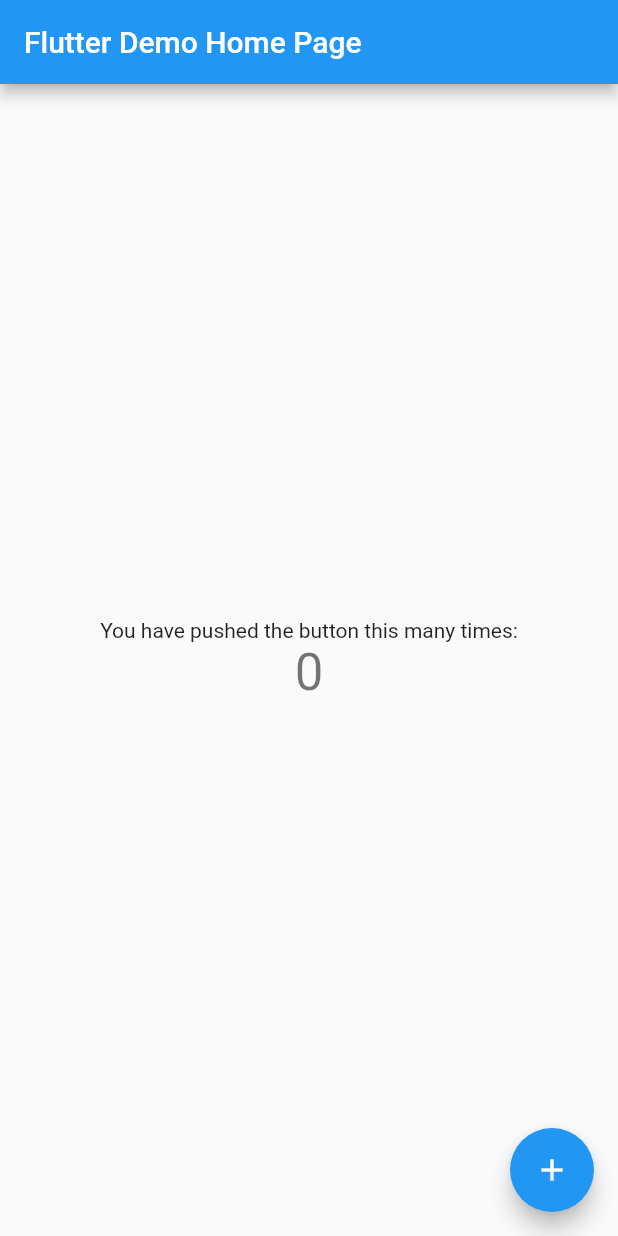
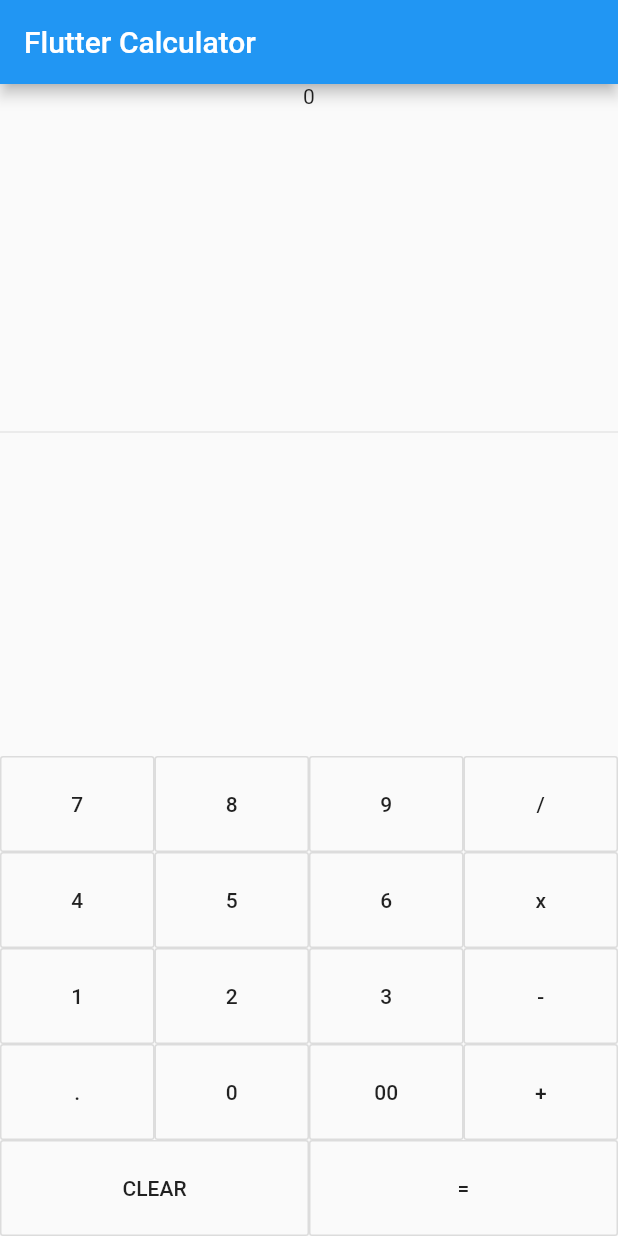
Before and after one commit to sadiqmmm/flutter-calculator, a Flutter app: the screen it shows after launch, on a phone screen of 412 x 824 dp. Run offline on Flutter 3.47's test engine with Material 2 defaults, Android fonts, the phone set to English and light mode, and no system bars.

Commit message:
Add btns

```diff
--- a/lib/main.dart
+++ b/lib/main.dart
@@ -7,35 +7,17 @@ class MyApp extends StatelessWidget {
   @override
   Widget build(BuildContext context) {
     return MaterialApp(
-      title: 'Flutter Demo',
+      title: 'Flutter Calculator Demo',
       theme: ThemeData(
-        // This is the theme of your application.
-        //
-        // Try running your application with "flutter run". You'll see the
-        // application has a blue toolbar. Then, without quitting the app, try
-        // changing the primarySwatch below to Colors.green and then invoke
-        // "hot reload" (press "r" in the console where you ran "flutter run",
-        // or simply save your changes to "hot reload" in a Flutter IDE).
-        // Notice that the counter didn't reset back to zero; the application
-        // is not restarted.
         primarySwatch: Colors.blue,
       ),
-      home: MyHomePage(title: 'Flutter Demo Home Page'),
+      home: MyHomePage(title: 'Flutter Calculator'),
     );
   }
 }
 
 class MyHomePage extends StatefulWidget {
   MyHomePage({Key key, this.title}) : super(key: key);
-
-  // This widget is the home page of your application. It is stateful, meaning
-  // that it has a State object (defined below) that contains fields that affect
-  // how it looks.
-
-  // This class is the configuration for the state. It holds the values (in this
-  // case the title) provided by the parent (in this case the App widget) and
-  // used by the build method of the State. Fields in a Widget subclass are
-  // always marked "final".
 
   final String title;
 
@@ -44,68 +26,63 @@ class MyHomePage extends StatefulWidget {
 }
 
 class _MyHomePageState extends State<MyHomePage> {
-  int _counter = 0;
-
-  void _incrementCounter() {
-    setState(() {
-      // This call to setState tells the Flutter framework that something has
-      // changed in this State, which causes it to rerun the build method below
-      // so that the display can reflect the updated values. If we changed
-      // _counter without calling setState(), then the build method would not be
-      // called again, and so nothing would appear to happen.
-      _counter++;
-    });
+  Widget buildButton(String btnText) {
+    return Expanded(
+      child: OutlineButton(
+        padding: EdgeInsets.all(24.0),
+        child: Text(btnText),
+        onPressed: () => {},
+      ),
+    );
   }
 
   @override
   Widget build(BuildContext context) {
-    // This method is rerun every time setState is called, for instance as done
-    // by the _incrementCounter method above.
-    //
-    // The Flutter framework has been optimized to make rerunning build methods
-    // fast, so that you can just rebuild anything that needs updating rather
-    // than having to individually change instances of widgets.
     return Scaffold(
         appBar: AppBar(
-        // Here we take the value from the MyHomePage object that was created by
-        // the App.build method, and use it to set our appbar title.
           title: Text(widget.title),
         ),
-      body: Center(
-        // Center is a layout widget. It takes a single child and positions it
-        // in the middle of the parent.
+        body: Container(
           child: Column(
-          // Column is also layout widget. It takes a list of children and
-          // arranges them vertically. By default, it sizes itself to fit its
-          // children horizontally, and tries to be as tall as its parent.
-          //
-          // Invoke "debug painting" (press "p" in the console, choose the
-          // "Toggle Debug Paint" action from the Flutter Inspector in Android
-          // Studio, or the "Toggle Debug Paint" command in Visual Studio Code)
-          // to see the wireframe for each widget.
-          //
-          // Column has various properties to control how it sizes itself and
-          // how it positions its children. Here we use mainAxisAlignment to
-          // center the children vertically; the main axis here is the vertical
-          // axis because Columns are vertical (the cross axis would be
-          // horizontal).
-          mainAxisAlignment: MainAxisAlignment.center,
             children: <Widget>[
-            Text(
-              'You have pushed the button this many times:',
+              Text("0"),
+              Expanded(
+                child: Divider(),
               ),
-            Text(
-              '$_counter',
-              style: Theme.of(context).textTheme.display1,
+              Column(
+                children: <Widget>[
+                  Row(children: [
+                    buildButton("7"),
+                    buildButton("8"),
+                    buildButton("9"),
+                    buildButton("/"),
+                  ]),
+                  Row(children: [
+                    buildButton("4"),
+                    buildButton("5"),
+                    buildButton("6"),
+                    buildButton("x"),
+                  ]),
+                  Row(children: [
+                    buildButton("1"),
+                    buildButton("2"),
+                    buildButton("3"),
+                    buildButton("-"),
+                  ]),
+                  Row(children: [
+                    buildButton("."),
+                    buildButton("0"),
+                    buildButton("00"),
+                    buildButton("+"),
+                  ]),
+                  Row(children: [
+                    buildButton("CLEAR"),
+                    buildButton("="),
+                  ]),
+                ],
               ),
             ],
           ),
-      ),
-      floatingActionButton: FloatingActionButton(
-        onPressed: _incrementCounter,
-        tooltip: 'Increment',
-        child: Icon(Icons.add),
-      ), // This trailing comma makes auto-formatting nicer for build methods.
-    );
+        ));
   }
 }
```
Lines whose indentation alone changed are shown as unchanged.
